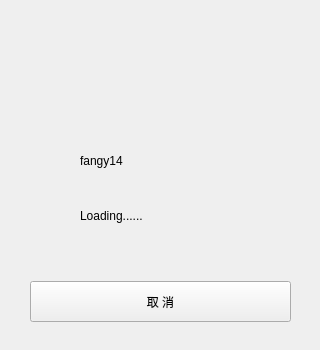
The window that form/loadingui.ui (yexithu/TUNet-pc) describes before a commit, drawn with Qt 5.
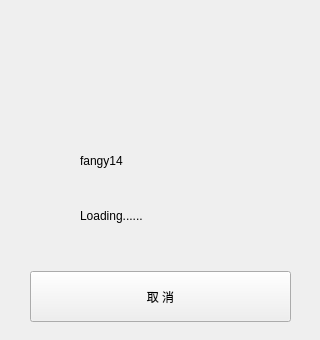
The same window after the commit. Icons and pictures are not drawn.

What changed in the file:
```diff
--- a/form/loadingui.ui
+++ b/form/loadingui.ui
@@ -7,9 +7,21 @@
     <x>0</x>
     <y>0</y>
     <width>320</width>
-    <height>350</height>
+    <height>340</height>
    </rect>
   </property>
+  <property name="minimumSize">
+   <size>
+    <width>320</width>
+    <height>340</height>
+   </size>
+  </property>
+  <property name="maximumSize">
+   <size>
+    <width>320</width>
+    <height>340</height>
+   </size>
+  </property>
   <property name="windowTitle">
    <string>Loading</string>
   </property>
@@ -55,9 +67,9 @@
    <property name="geometry">
     <rect>
      <x>30</x>
-     <y>281</y>
+     <y>271</y>
      <width>261</width>
-     <height>41</height>
+     <height>51</height>
     </rect>
    </property>
    <property name="styleSheet">
```
